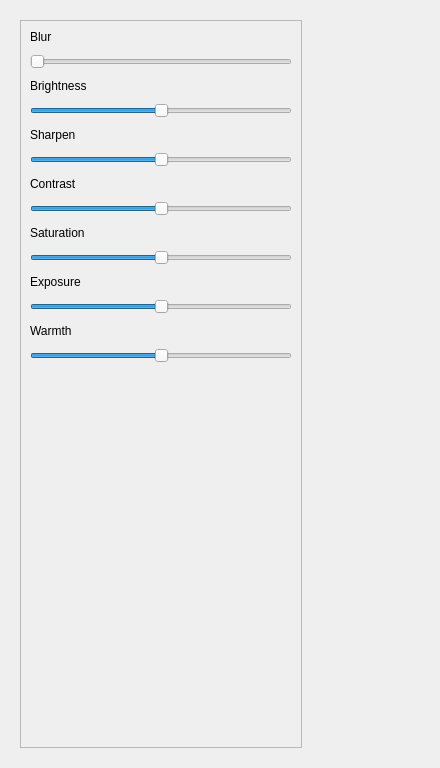
abeshahsan/Photo-Wizard, file ui_files/adjust-widget.ui: the form before one commit.
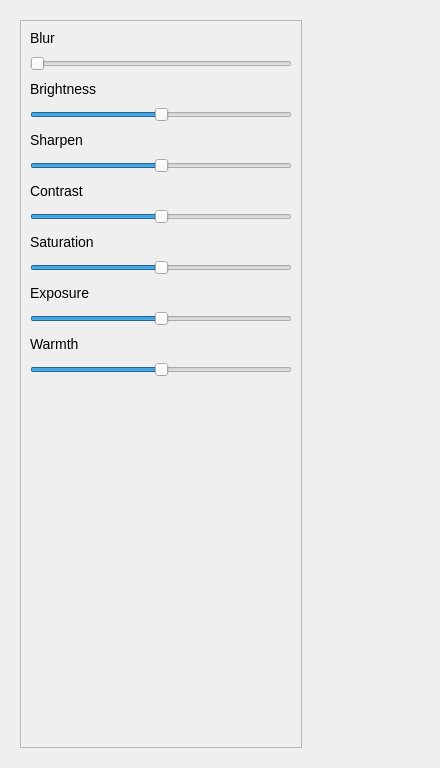
The form after the commit.

Diff of the .ui file:
```diff
--- a/ui_files/adjust-widget.ui
+++ b/ui_files/adjust-widget.ui
@@ -60,8 +60,8 @@
           <rect>
            <x>0</x>
            <y>0</y>
-           <width>280</width>
-           <height>730</height>
+           <width>276</width>
+           <height>722</height>
           </rect>
          </property>
          <property name="maximumSize">
@@ -70,6 +70,12 @@
            <height>16777215</height>
           </size>
          </property>
+         <property name="styleSheet">
+          <string notr="true">*{
+font-family: arial;
+font-size: 14px;
+}</string>
+         </property>
          <layout class="QVBoxLayout" name="verticalLayout_3">
           <property name="spacing">
            <number>10</number>
@@ -267,6 +273,11 @@
             <property name="autoFillBackground">
              <bool>false</bool>
             </property>
+            <property name="styleSheet">
+             <string notr="true">*{
+font-family: century-gothic;
+}</string>
+            </property>
             <property name="frameShape">
              <enum>QFrame::NoFrame</enum>
             </property>
```
